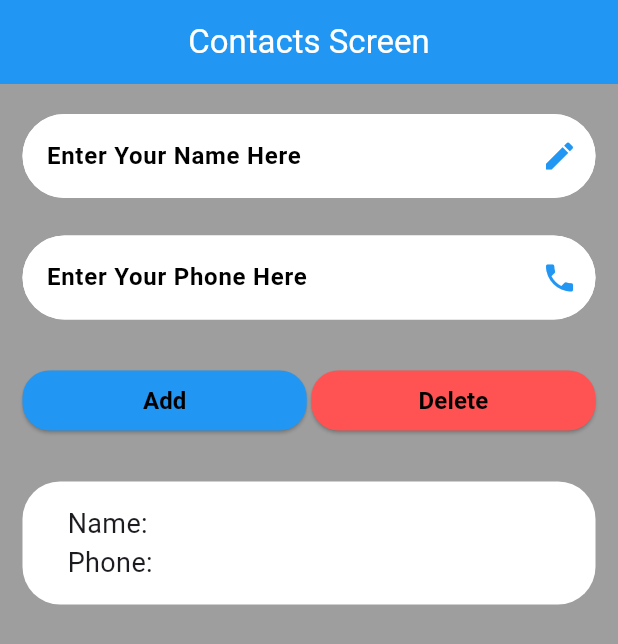
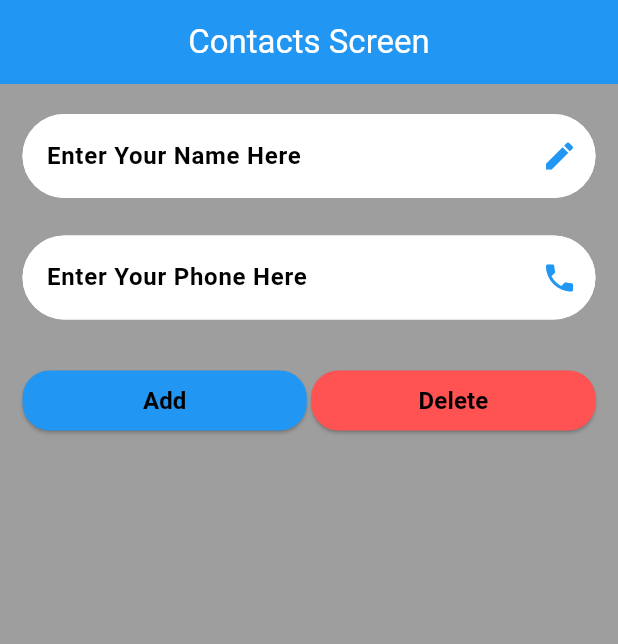
Before and after one commit to rojena20/assignment-3, a Flutter app: the screen it shows after launch, after a tap on "Add", after a tap on "Delete", on a phone screen of 412 x 824 dp. Shown: the top 644 px of the screen. Run offline on Flutter 3.47's test engine with Material 3 defaults, Android fonts, the phone set to English and light mode, and no system bars.

```diff
--- a/lib/contact_screen.dart
+++ b/lib/contact_screen.dart
@@ -18,7 +18,15 @@ class _ContactScreenState extends State<ContactScreen> {
   String phone = "";
   TextEditingController _nameController = TextEditingController();
   TextEditingController _phoneController = TextEditingController();
-  List<ContactCard> cards = [];
+  List<ContactCardModel> cards = [];
+
+  void deletion() {
+    if (cards.isNotEmpty) {
+      setState(() {
+        cards[cards.length - 1].isVisible = false;
+      });
+    }
+  }
 
   @override
   Widget build(BuildContext context) {
@@ -84,15 +92,10 @@ class _ContactScreenState extends State<ContactScreen> {
                         onPressed: () {
                           name = _nameController.text;
                           phone = _phoneController.text;
-                          cards.add(
-                            ContactCard(
-                              contactCardModel: ContactCardModel(
-                                contactName: name,
-                                contactPhone: phone,
-                                isVisible: true,
-                              ),
-                            ),
-                          );
+                          cards.add(ContactCardModel(
+                              contactName: name,
+                              contactPhone: phone,
+                              isVisible: true));
                           setState(() {});
                           _nameController.clear();
                           _phoneController.clear();
@@ -123,13 +126,7 @@ class _ContactScreenState extends State<ContactScreen> {
                             ),
                           ),
                         ),
-                        onPressed: () {
-                          setState(() {
-                            if (cards.isNotEmpty) {
-                              cards.last.contactCardModel.isVisible = false;
-                            }
-                          });
-                        },
+                        onPressed: deletion,
                         child: Text(
                           "Delete",
                           style: TextStyle(
@@ -143,10 +140,17 @@ class _ContactScreenState extends State<ContactScreen> {
                   ],
                 ),
               ),
-              Column(
-                children: [
-                  for (var card in cards) card,
-                ],
+              Expanded(
+                child: SingleChildScrollView(
+                  child: Column(
+                    children: [
+                      for (var contactCardModel in cards)
+                        ContactCard(
+                          contactCardModel: contactCardModel,
+                        ),
+                    ],
+                  ),
+                ),
               ),
             ],
           ),
```
